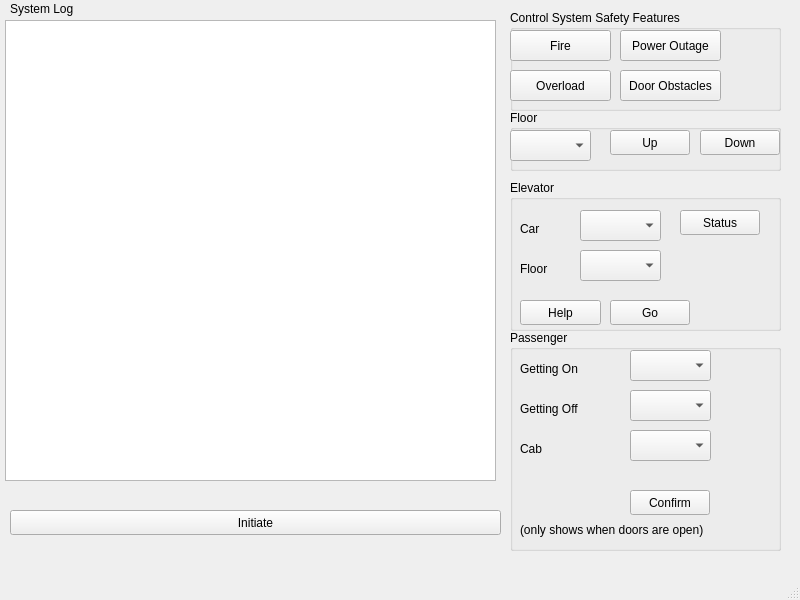
bradyhoard/Elevator-Simulator, file A3/mainwindow.ui: the form before one commit.
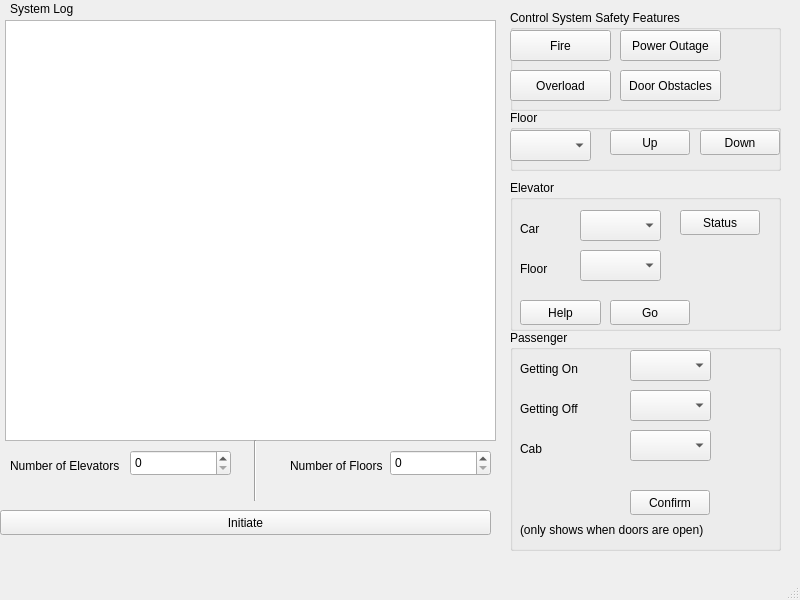
The form after the commit.

What changed in the file:
```diff
--- a/A3/mainwindow.ui
+++ b/A3/mainwindow.ui
@@ -20,7 +20,7 @@
       <x>5</x>
       <y>20</y>
       <width>491</width>
-      <height>461</height>
+      <height>421</height>
      </rect>
     </property>
    </widget>
@@ -252,7 +252,7 @@
    <widget class="QPushButton" name="initiateButton">
     <property name="geometry">
      <rect>
-      <x>10</x>
+      <x>0</x>
       <y>510</y>
       <width>491</width>
       <height>25</height>
@@ -370,6 +370,65 @@
      </property>
     </widget>
    </widget>
+   <widget class="QSpinBox" name="elevators_num">
+    <property name="geometry">
+     <rect>
+      <x>130</x>
+      <y>450</y>
+      <width>101</width>
+      <height>26</height>
+     </rect>
+    </property>
+   </widget>
+   <widget class="QLabel" name="label_8">
+    <property name="geometry">
+     <rect>
+      <x>10</x>
+      <y>450</y>
+      <width>121</width>
+      <height>31</height>
+     </rect>
+    </property>
+    <property name="text">
+     <string>Number of Elevators</string>
+    </property>
+   </widget>
+   <widget class="QLabel" name="label_9">
+    <property name="geometry">
+     <rect>
+      <x>290</x>
+      <y>450</y>
+      <width>101</width>
+      <height>31</height>
+     </rect>
+    </property>
+    <property name="text">
+     <string>Number of Floors</string>
+    </property>
+   </widget>
+   <widget class="QSpinBox" name="floors_num">
+    <property name="geometry">
+     <rect>
+      <x>390</x>
+      <y>450</y>
+      <width>101</width>
+      <height>26</height>
+     </rect>
+    </property>
+   </widget>
+   <widget class="Line" name="line">
+    <property name="geometry">
+     <rect>
+      <x>240</x>
+      <y>440</y>
+      <width>31</width>
+      <height>61</height>
+     </rect>
+    </property>
+    <property name="orientation">
+     <enum>Qt::Vertical</enum>
+    </property>
+   </widget>
   </widget>
   <widget class="QMenuBar" name="menubar">
    <property name="geometry">
```
